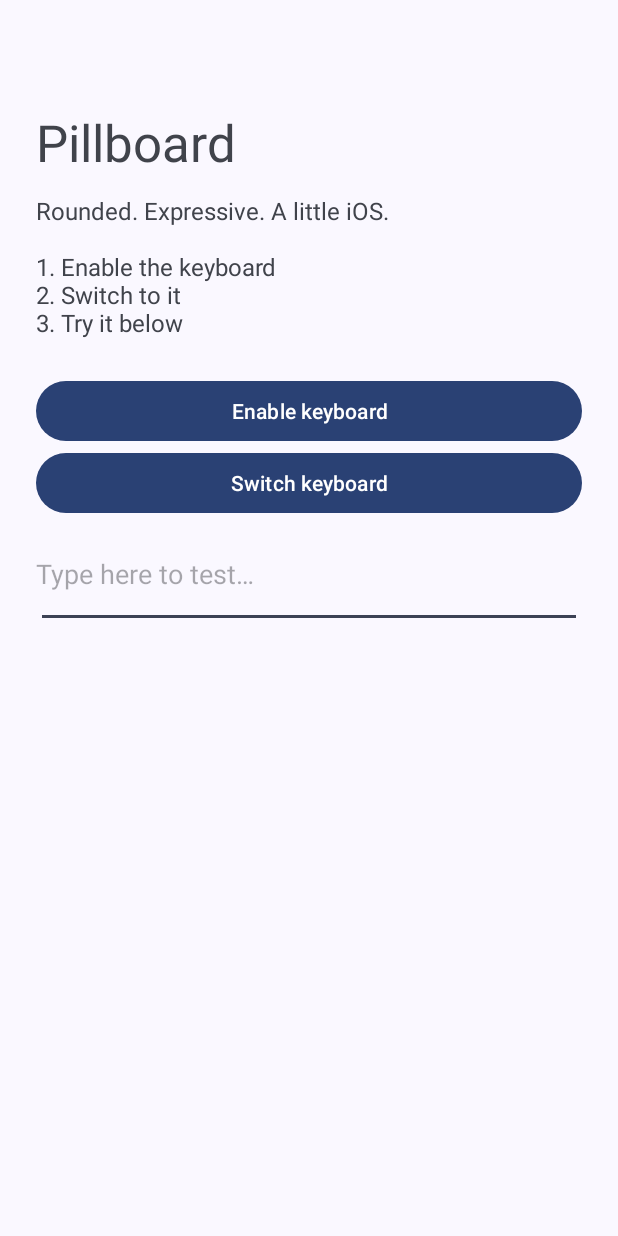
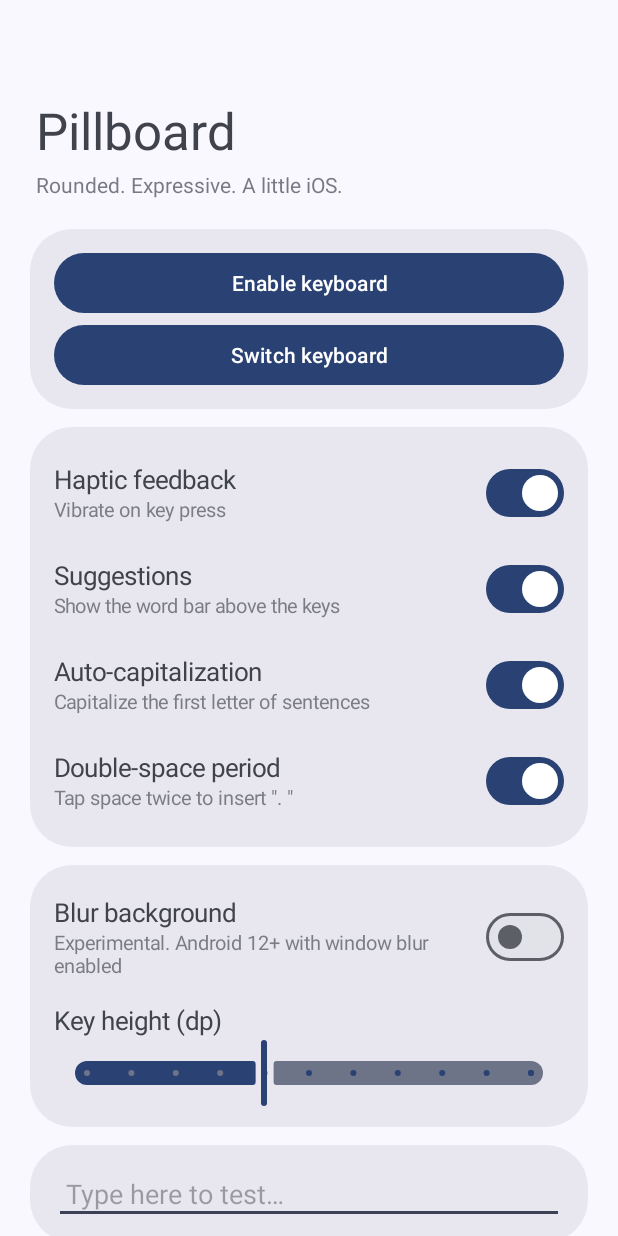
Before and after one commit to mchaworks/pillboard, an Android app: the screen it shows after launch (SettingsActivity), on a phone screen of 412 x 824 dp. Run offline under Robolectric (Android 15) with nearby library versions, the phone set to English and light mode, and no system bars.

Commit message:
Fix nav inset, add suggestions, settings, blur

```diff
--- a/app/build.gradle.kts
+++ b/app/build.gradle.kts
@@ -20,4 +20,5 @@ android {
 }
 dependencies {
     implementation("com.google.android.material:material:1.12.0")
+    implementation("androidx.core:core-ktx:1.13.1")
 }
--- a/app/src/main/java/dev/pillboard/keyboard/KeyView.kt
+++ b/app/src/main/java/dev/pillboard/keyboard/KeyView.kt
@@ -70,7 +70,7 @@ class KeyView(
             MotionEvent.ACTION_DOWN -> {
                 parent?.requestDisallowInterceptTouchEvent(true)
                 animateTo(true)
-                performHapticFeedback(HapticFeedbackConstants.KEYBOARD_TAP)
+                if (Prefs.bool(context, "haptic", true)) performHapticFeedback(HapticFeedbackConstants.KEYBOARD_TAP)
                 if (repeats) { onKey(); postDelayed(repeater, 400) }
             }
             MotionEvent.ACTION_UP -> {
--- /dev/null
+++ b/app/src/main/java/dev/pillboard/keyboard/Prefs.kt
@@ -0,0 +1,11 @@
+package dev.pillboard.keyboard
+
+import android.content.Context
+
+object Prefs {
+    private fun sp(c: Context) = c.getSharedPreferences("pillboard", Context.MODE_PRIVATE)
+    fun bool(c: Context, k: String, d: Boolean) = sp(c).getBoolean(k, d)
+    fun setBool(c: Context, k: String, v: Boolean) = sp(c).edit().putBoolean(k, v).apply()
+    fun int(c: Context, k: String, d: Int) = sp(c).getInt(k, d)
+    fun setInt(c: Context, k: String, v: Int) = sp(c).edit().putInt(k, v).apply()
+}
--- a/app/src/main/java/dev/pillboard/keyboard/SettingsActivity.kt
+++ b/app/src/main/java/dev/pillboard/keyboard/SettingsActivity.kt
@@ -1,40 +1,106 @@
 package dev.pillboard.keyboard
 
 import android.app.Activity
+import android.content.Context
 import android.content.Intent
+import android.graphics.drawable.GradientDrawable
 import android.os.Bundle
 import android.provider.Settings
+import android.view.Gravity
+import android.view.View
 import android.view.inputmethod.InputMethodManager
 import android.widget.EditText
 import android.widget.LinearLayout
 import android.widget.ScrollView
 import android.widget.TextView
 import com.google.android.material.button.MaterialButton
+import com.google.android.material.color.MaterialColors
+import com.google.android.material.materialswitch.MaterialSwitch
+import com.google.android.material.slider.Slider
 
 class SettingsActivity : Activity() {
+
+    private lateinit var col: LinearLayout
+
     override fun onCreate(savedInstanceState: Bundle?) {
         super.onCreate(savedInstanceState)
-        val col = LinearLayout(this).apply {
+        col = LinearLayout(this).apply {
             orientation = LinearLayout.VERTICAL
-            setPadding(24.dp, 72.dp, 24.dp, 24.dp)
+            setPadding(20.dp, 64.dp, 20.dp, 56.dp)
         }
-        col.addView(TextView(this).apply { text = "Pillboard"; textSize = 34f })
-        col.addView(TextView(this).apply {
-            text = "Rounded. Expressive. A little iOS.\n\n1. Enable the keyboard\n2. Switch to it\n3. Try it below"
-            textSize = 16f
-            setPadding(0, 12.dp, 0, 24.dp)
-        })
-        col.addView(MaterialButton(this).apply {
-            text = "Enable keyboard"
-            setOnClickListener { startActivity(Intent(Settings.ACTION_INPUT_METHOD_SETTINGS)) }
-        })
-        col.addView(MaterialButton(this).apply {
-            text = "Switch keyboard"
-            setOnClickListener {
-                (getSystemService(INPUT_METHOD_SERVICE) as InputMethodManager).showInputMethodPicker()
+        col.addView(TextView(this).apply { text = "Pillboard"; textSize = 34f; setPadding(4.dp, 0, 0, 4.dp) })
+        col.addView(TextView(this).apply { text = "Rounded. Expressive. A little iOS."; alpha = 0.7f; setPadding(4.dp, 0, 0, 20.dp) })
+
+        card {
+            button("Enable keyboard") { startActivity(Intent(Settings.ACTION_INPUT_METHOD_SETTINGS)) }
+            button("Switch keyboard") {
+                (getSystemService(Context.INPUT_METHOD_SERVICE) as InputMethodManager).showInputMethodPicker()
             }
-        })
-        col.addView(EditText(this).apply { hint = "Type here to test…"; setPadding(0, 24.dp, 0, 24.dp) })
+        }
+        card {
+            toggle("Haptic feedback", "Vibrate on key press", "haptic", true)
+            toggle("Suggestions", "Show the word bar above the keys", "suggest", true)
+            toggle("Auto-capitalization", "Capitalize the first letter of sentences", "autocap", true)
+            toggle("Double-space period", "Tap space twice to insert \". \"", "dblspace", true)
+        }
+        card {
+            toggle("Blur background", "Experimental. Android 12+ with window blur enabled", "blur", false)
+            sliderRow("Key height", 42, 62, "key_h", 50)
+        }
+        card {
+            addView(EditText(this@SettingsActivity).apply {
+                hint = "Type here to test…"
+                setPadding(8.dp, 8.dp, 8.dp, 8.dp)
+            })
+        }
         setContentView(ScrollView(this).apply { addView(col) })
     }
+
+    // ---- tiny UI helpers: Gboard-style rounded cards ----
+    private fun card(build: LinearLayout.() -> Unit) {
+        val bg = GradientDrawable().apply {
+            cornerRadius = 28.dp.toFloat()
+            setColor(MaterialColors.getColor(this@SettingsActivity,
+                com.google.android.material.R.attr.colorSurfaceContainerHigh, 0xFF2B2B2B.toInt()))
+        }
+        col.addView(LinearLayout(this).apply {
+            orientation = LinearLayout.VERTICAL
+            background = bg
+            setPadding(16.dp, 12.dp, 16.dp, 12.dp)
+            build()
+        }, LinearLayout.LayoutParams(-1, -2).apply { bottomMargin = 12.dp })
+    }
+
+    private fun LinearLayout.button(label: String, onClick: () -> Unit) {
+        addView(MaterialButton(this@SettingsActivity).apply {
+            text = label
+            setOnClickListener { onClick() }
+        })
+    }
+
+    private fun LinearLayout.toggle(title: String, sub: String, key: String, def: Boolean) {
+        val row = LinearLayout(this@SettingsActivity).apply {
+            orientation = LinearLayout.HORIZONTAL
+            gravity = Gravity.CENTER_VERTICAL
+            setPadding(0, 8.dp, 0, 8.dp)
+        }
+        val texts = LinearLayout(this@SettingsActivity).apply { orientation = LinearLayout.VERTICAL }
+        texts.addView(TextView(this@SettingsActivity).apply { text = title; textSize = 17f })
+        texts.addView(TextView(this@SettingsActivity).apply { text = sub; textSize = 13f; alpha = 0.65f })
+        row.addView(texts, LinearLayout.LayoutParams(0, -2, 1f))
+        row.addView(MaterialSwitch(this@SettingsActivity).apply {
+            isChecked = Prefs.bool(this@SettingsActivity, key, def)
+            setOnCheckedChangeListener { _, v -> Prefs.setBool(this@SettingsActivity, key, v) }
+        })
+        addView(row)
+    }
+
+    private fun LinearLayout.sliderRow(title: String, from: Int, to: Int, key: String, def: Int) {
+        addView(TextView(this@SettingsActivity).apply { text = "$title (dp)"; textSize = 17f; setPadding(0, 8.dp, 0, 0) })
+        addView(Slider(this@SettingsActivity).apply {
+            valueFrom = from.toFloat(); valueTo = to.toFloat(); stepSize = 2f
+            value = Prefs.int(this@SettingsActivity, key, def).toFloat().coerceIn(valueFrom, valueTo)
+            addOnChangeListener { _, v, _ -> Prefs.setInt(this@SettingsActivity, key, v.toInt()) }
+        })
+    }
 }
```
Also changed, not shown: app/src/main/java/dev/pillboard/keyboard/PillboardService.kt (+112 -24 lines), app/src/main/java/dev/pillboard/keyboard/Suggestions.kt (added, +21 -0 lines).
